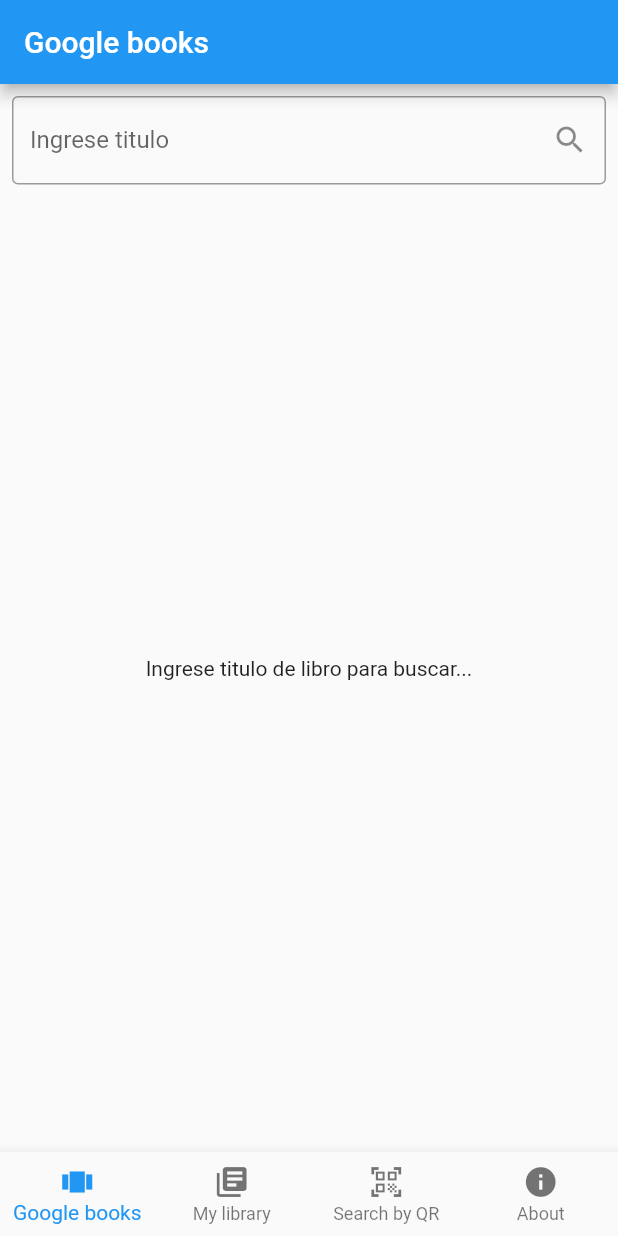
After one commit to PDM-CURSO/eLibreria, a Flutter app: the screen it shows after launch, on a phone screen of 412 x 824 dp. The commit adds this screen. Run offline on Flutter 3.47's test engine with Material 2 defaults, Android fonts, the phone set to English and light mode, and no system bars; our stand-ins replace bloc, equatable, flutter_bloc, webview_flutter; missing offline and left inert: flutter_shimmer.

Commit message:
refactor: nuevo home page refactor: home page anterior renombrado y su home bloc tambien refactor: modificado el main para iniciar en la nueva home page agregado: estructura de carpetas dentro de pages agregado: widget para google books, widget para firebase books, y demas

```diff
--- a/lib/books/item_book.dart
+++ b/lib/books/item_book.dart
@@ -10,11 +10,14 @@ class ItemBook extends StatelessWidget {
 
   @override
   Widget build(BuildContext context) {
+    var image = book.volumeInfo?.imageLinks?.thumbnail;
     return Column(
       children: [
         Card(
           child: ListTile(
-            leading: Image.network(book.volumeInfo!.imageLinks!.thumbnail!),
+            leading: image != null
+                ? Image.network(book.volumeInfo!.imageLinks!.thumbnail!)
+                : CircleAvatar(),
             title: Text(
               "${book.volumeInfo!.title ?? "No title available"}",
               overflow: TextOverflow.ellipsis,
--- a/lib/home/bloc/home_bloc.dart
+++ b/lib/pages/g_books/bloc/free_books_bloc.dart
@@ -3,13 +3,13 @@ import 'package:equatable/equatable.dart';
 import 'package:libreria/models/item.dart';
 import 'package:libreria/repositories/library_repository.dart';
 
-part 'home_event.dart';
-part 'home_state.dart';
+part 'free_books_event.dart';
+part 'free_books_state.dart';
 
-class HomeBloc extends Bloc<HomeEvent, HomeState> {
+class FreeBooksBloc extends Bloc<FreeBooksEvent, FreeBooksState> {
   final LibraryRepository _libraryRepository = LibraryRepository();
 
-  HomeBloc() : super(HomeInitial()) {
+  FreeBooksBloc() : super(HomeInitial()) {
     on<SearchBookEvent>(_onSearchBook);
   }
 
--- a/lib/home/bloc/home_event.dart
+++ b/lib/pages/g_books/bloc/free_books_event.dart
@@ -1,13 +1,13 @@
-part of 'home_bloc.dart';
+part of 'free_books_bloc.dart';
 
-abstract class HomeEvent extends Equatable {
-  const HomeEvent();
+abstract class FreeBooksEvent extends Equatable {
+  const FreeBooksEvent();
 
   @override
   List<Object> get props => [];
 }
 
-class SearchBookEvent extends HomeEvent {
+class SearchBookEvent extends FreeBooksEvent {
   final String queryText;
 
   SearchBookEvent({required this.queryText});
--- a/lib/home/bloc/home_state.dart
+++ b/lib/pages/g_books/bloc/free_books_state.dart
@@ -1,17 +1,17 @@
-part of 'home_bloc.dart';
+part of 'free_books_bloc.dart';
 
-abstract class HomeState extends Equatable {
-  const HomeState();
+abstract class FreeBooksState extends Equatable {
+  const FreeBooksState();
 
   @override
   List<Object> get props => [];
 }
 
-class HomeInitial extends HomeState {}
+class HomeInitial extends FreeBooksState {}
 
-class SearchLoadingState extends HomeState {}
+class SearchLoadingState extends FreeBooksState {}
 
-class SearchErrorState extends HomeState {
+class SearchErrorState extends FreeBooksState {
   final String errorMsg;
 
   SearchErrorState({required this.errorMsg});
@@ -19,7 +19,7 @@ class SearchErrorState extends HomeState {
   List<Object> get props => [errorMsg];
 }
 
-class ContentAvailableState extends HomeState {
+class ContentAvailableState extends FreeBooksState {
   final List<Item> booksList;
   final int totalBooks;
 
--- /dev/null
+++ b/lib/pages/g_books/free_books.dart
@@ -0,0 +1,88 @@
+import 'package:flutter/material.dart';
+import 'package:flutter_bloc/flutter_bloc.dart';
+import 'package:flutter_shimmer/flutter_shimmer.dart';
+import 'package:libreria/books/item_book.dart';
+import 'package:libreria/models/item.dart';
+
+import 'bloc/free_books_bloc.dart';
+
+class FreeBooks extends StatefulWidget {
+  FreeBooks({Key? key}) : super(key: key);
+
+  @override
+  _FreeBooksState createState() => _FreeBooksState();
+}
+
+class _FreeBooksState extends State<FreeBooks> {
+  var _searchController = TextEditingController();
+  @override
+  Widget build(BuildContext context) {
+    return Padding(
+      padding: const EdgeInsets.only(
+        top: 8,
+        left: 8,
+        right: 8,
+      ),
+      child: Column(
+        children: [
+          TextField(
+            controller: _searchController,
+            decoration: InputDecoration(
+              labelText: "Ingrese titulo",
+              suffixIcon: IconButton(
+                icon: Icon(Icons.search),
+                onPressed: () {
+                  BlocProvider.of<FreeBooksBloc>(context).add(
+                    SearchBookEvent(queryText: _searchController.text),
+                  );
+                },
+              ),
+              border: OutlineInputBorder(),
+            ),
+          ),
+          Expanded(
+            child: BlocBuilder<FreeBooksBloc, FreeBooksState>(
+              builder: (context, state) {
+                if (state is SearchLoadingState) {
+                  // retornar widget de cargando...
+                  return _searchingView();
+                } else if (state is SearchErrorState) {
+                  // retornar widget de error...
+                  return _error(state.errorMsg);
+                } else if (state is ContentAvailableState) {
+                  // retornar widget de lista con libros ...
+                  return _booksListView(state.booksList);
+                }
+                return Center(
+                  child: Text("Ingrese titulo de libro para buscar..."),
+                );
+              },
+            ),
+          ),
+        ],
+      ),
+    );
+  }
+
+  Widget _error(String msg) {
+    return Center(child: Text("$msg"));
+  }
+
+  Widget _searchingView() {
+    return ListView.builder(
+      itemCount: 15,
+      itemBuilder: (BuildContext context, int index) {
+        return ListTileShimmer();
+      },
+    );
+  }
+
+  Widget _booksListView(List<Item> booksList) {
+    return ListView.builder(
+      itemCount: booksList.length,
+      itemBuilder: (BuildContext context, int index) {
+        return ItemBook(book: booksList[index]);
+      },
+    );
+  }
+}
--- /dev/null
+++ b/lib/pages/home/home_page.dart
@@ -0,0 +1,70 @@
+import 'package:flutter/material.dart';
+import 'package:libreria/pages/about/about_app.dart';
+import 'package:libreria/pages/f_books/my_library.dart';
+import 'package:libreria/pages/g_books/free_books.dart';
+import 'package:libreria/pages/qr_serach/qr_search.dart';
+
+class HomePage extends StatefulWidget {
+  HomePage({Key? key}) : super(key: key);
+
+  @override
+  _HomePageState createState() => _HomePageState();
+}
+
+class _HomePageState extends State<HomePage> {
+  int _currentPageIndex = 0;
+  final _pageNameList = [
+    "Google books",
+    "My library",
+    "Search by QR",
+    "About",
+  ];
+  final _pageList = [
+    FreeBooks(),
+    MyLibrary(),
+    QRSearch(),
+    AboutApp(),
+  ];
+
+  @override
+  Widget build(BuildContext context) {
+    return Scaffold(
+      appBar: AppBar(
+        title: Text("${_pageNameList[_currentPageIndex]}"),
+      ),
+      body: IndexedStack(
+        index: _currentPageIndex,
+        children: _pageList,
+      ),
+      bottomNavigationBar: BottomNavigationBar(
+        type: BottomNavigationBarType.fixed,
+        showUnselectedLabels: true,
+        showSelectedLabels: true,
+        currentIndex: _currentPageIndex,
+        onTap: (index) {
+          setState(() {
+            _currentPageIndex = index;
+          });
+        },
+        items: [
+          BottomNavigationBarItem(
+            icon: Icon(Icons.view_carousel),
+            label: "${_pageNameList[0]}",
+          ),
+          BottomNavigationBarItem(
+            icon: Icon(Icons.library_books),
+            label: "${_pageNameList[1]}",
+          ),
+          BottomNavigationBarItem(
+            icon: Icon(Icons.qr_code_scanner),
+            label: "${_pageNameList[2]}",
+          ),
+          BottomNavigationBarItem(
+            icon: Icon(Icons.info),
+            label: "${_pageNameList[3]}",
+          ),
+        ],
+      ),
+    );
+  }
+}
--- a/pubspec.yaml
+++ b/pubspec.yaml
@@ -17,7 +17,8 @@ dependencies:
   flutter_shimmer: ^2.1.2
   webview_flutter: ^2.3.1
   pretty_qr_code: ^2.0.2
-  qr_code_scanner: ^0.6.1
+  flutter_qr_bar_scanner: ^3.0.2
+
 
 dev_dependencies:
   flutter_test:
@@ -25,7 +26,7 @@ dev_dependencies:
 
 
 flutter:
-uses-material-design: true
+  uses-material-design: true
 
   # To add assets to your application, add an assets section, like this:
   # assets:
```
Also changed, not shown: lib/home/home_page.dart (deleted, +0 -93 lines), lib/main.dart (+15 -8 lines), lib/pages/about/about_app.dart (added, +17 -0 lines), lib/pages/f_books/my_library.dart (added, +17 -0 lines), lib/pages/qr_serach/qr_search.dart (added, +17 -0 lines), pubspec.lock, 1 other file.
